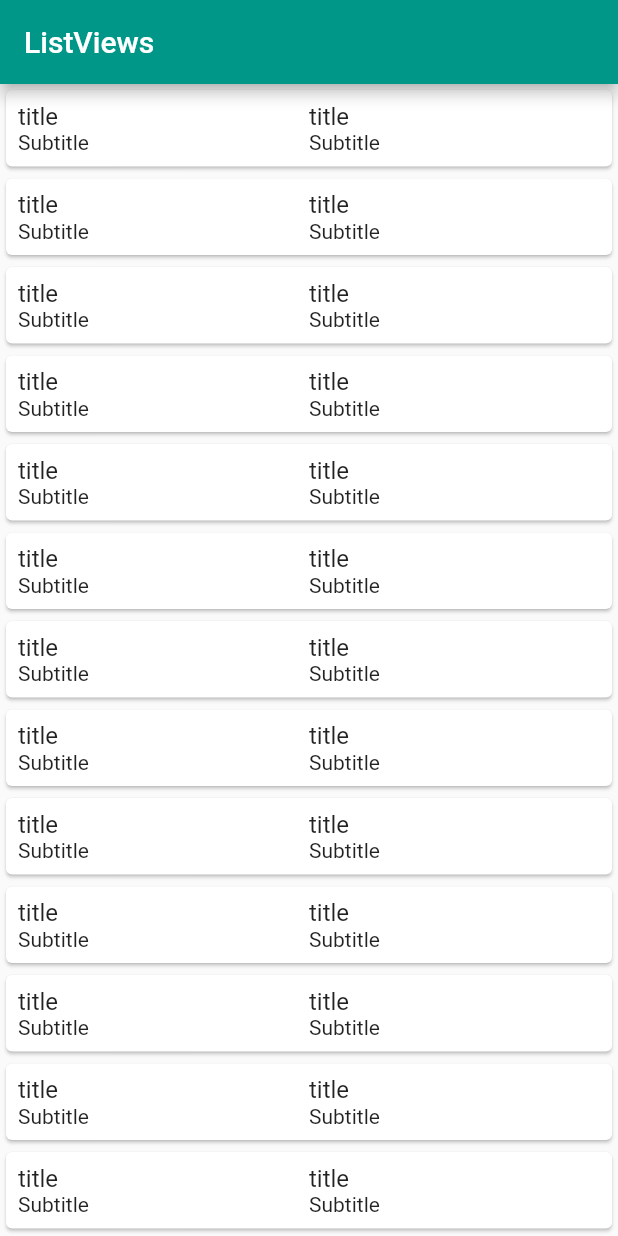
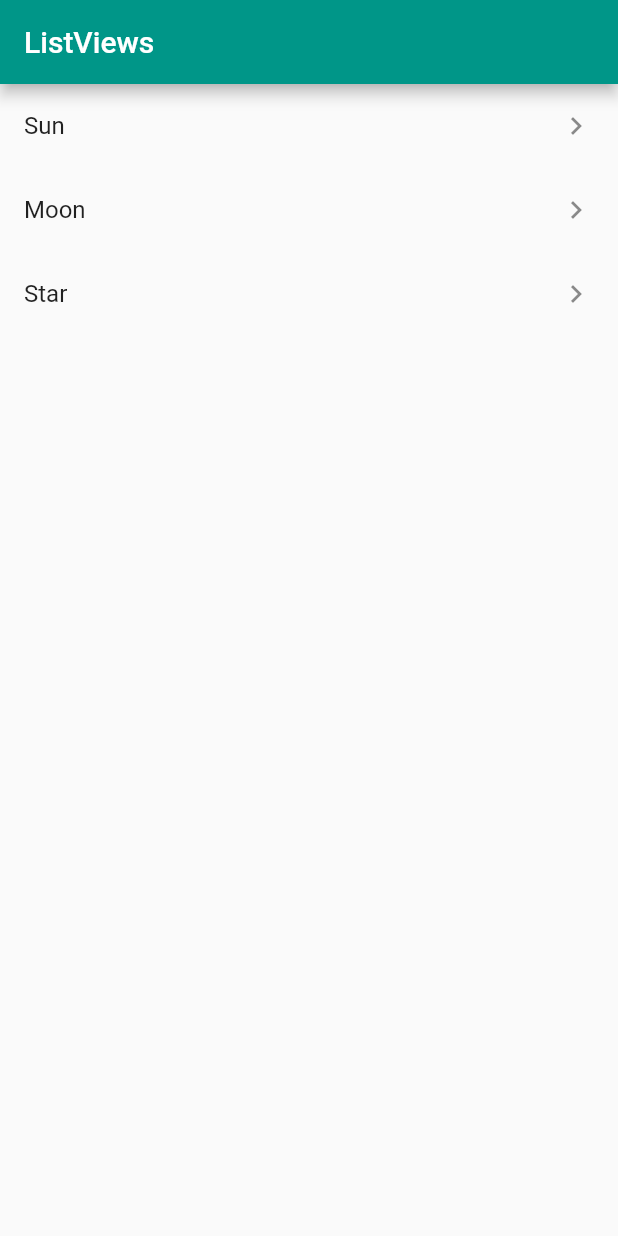
Before and after one commit to ruslanou/flutter-list, a Flutter app: the screen it shows after launch, on a phone screen of 412 x 824 dp. Run offline on Flutter 3.47's test engine with Material 2 defaults, Android fonts, the phone set to English and light mode, and no system bars.

Commit message:
Add onTap properties

```diff
--- a/lib/main.dart
+++ b/lib/main.dart
@@ -29,28 +29,29 @@ class BodyLayout extends StatelessWidget {
 }
 
 Widget _myListView(BuildContext context) {
-  Widget column = Expanded(
-    child: Column(
-      crossAxisAlignment: CrossAxisAlignment.start,
-      children: <Widget>[
-        Text('title', style: TextStyle(fontSize: 16),),
-        Text('Subtitle')
-      ],
-    ),
-  );
-  return ListView.builder(
-    itemBuilder: (context, index) {
-      return Card(
-        child: Padding(
-          padding: EdgeInsets.all(8.0),
-          child: Row(
-            children: <Widget>[
-              column,
-              column,
-            ],
-          )
-        )
-      );
-    }
+  return ListView(
+    children: <Widget>[
+      ListTile(
+        title: Text('Sun'),
+        trailing: Icon(Icons.keyboard_arrow_right),
+        onTap: () {
+          print('Sun');
+        },
+      ),
+      ListTile(
+        title: Text('Moon'),
+        trailing: Icon(Icons.keyboard_arrow_right),
+        onTap: () {
+          print('Moon');
+        },
+      ),
+      ListTile(
+        title: Text('Star'),
+        trailing: Icon(Icons.keyboard_arrow_right),
+        onTap: () {
+          print('Star');
+        },
+      )
+    ],
   );
 }
```
